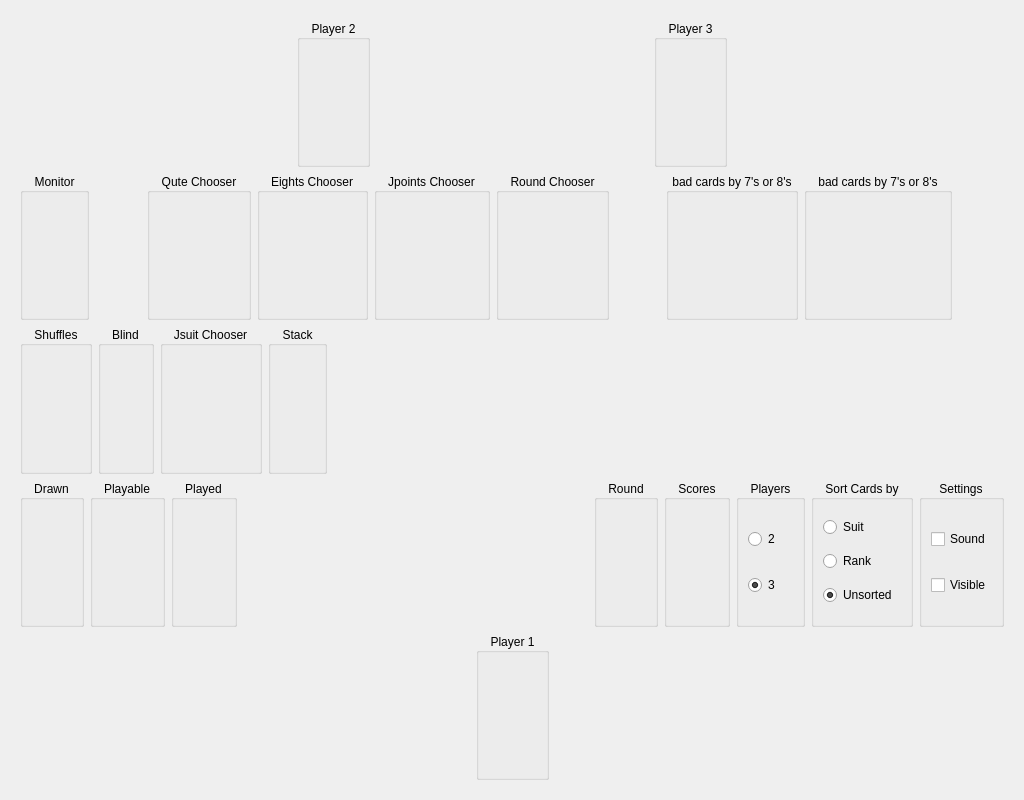
First picture: the form in table.ui, repository squawk7x/aQuteCardGame, before the edit.
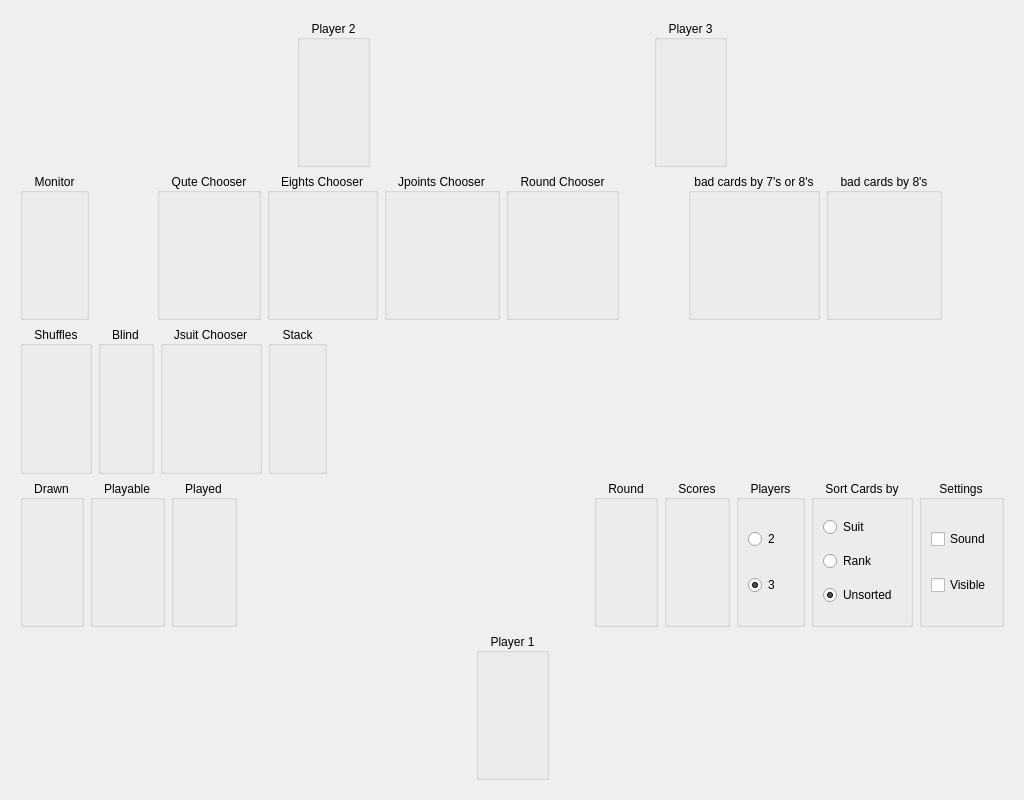
Second picture: the form after the edit.

Diff of the .ui file:
```diff
--- a/table.ui
+++ b/table.ui
@@ -222,7 +222,7 @@
         <item>
          <widget class="QGroupBox" name="gbGot2">
           <property name="title">
-           <string>bad cards by 7's or 8's</string>
+           <string>bad cards by 8's</string>
           </property>
           <property name="alignment">
            <set>Qt::AlignCenter</set>
```
